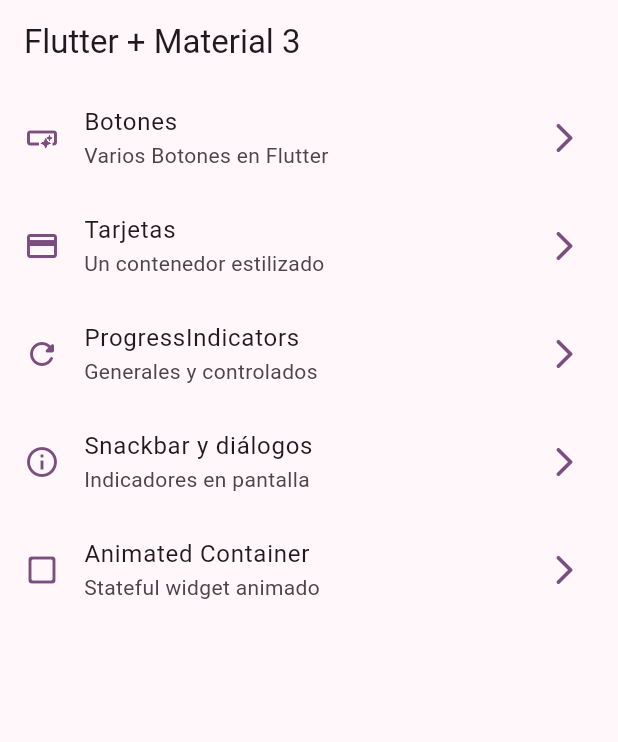
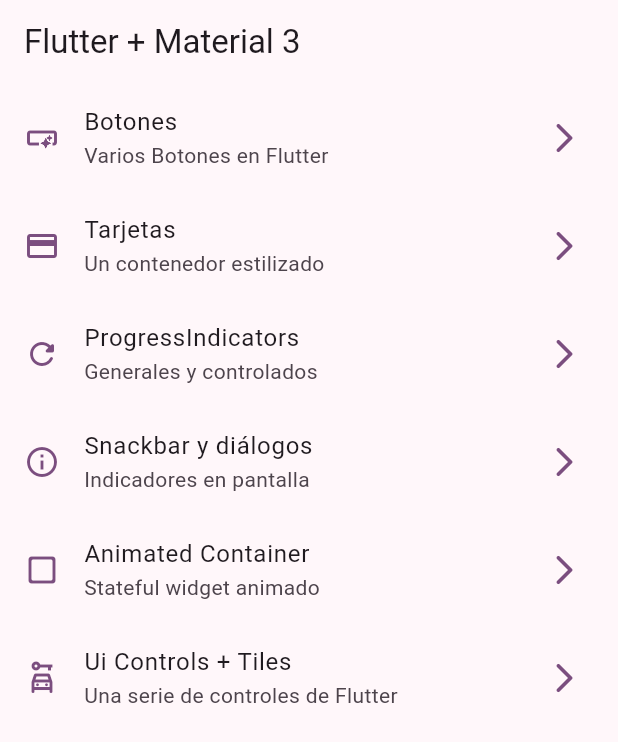
Before and after one commit to RG-HC/widgets_app, a Flutter app: the screen it shows after launch, on a phone screen of 412 x 824 dp. Shown: the top 742 px of the screen. Run offline on Flutter 3.47's test engine with Material 2 defaults, Android fonts, the phone set to English and light mode, and no system bars; our stand-ins replace go_router.

Commit message:
Checkbox, Radios y otros tiles

```diff
--- a/lib/config/menu/menu_items.dart
+++ b/lib/config/menu/menu_items.dart
@@ -45,5 +45,11 @@ const appMenuItems = <MenuItem> [
     subtitle: 'Stateful widget animado',
     link: '/animated',
     icon: Icons.check_box_outline_blank_rounded,
+  ),
+  MenuItem(
+    title: 'Ui Controls + Tiles',
+    subtitle: 'Una serie de controles de Flutter',
+    link: '/ui-controls',
+    icon: Icons.car_rental_outlined,
   )
 ];
--- a/lib/config/router/app_router.dart
+++ b/lib/config/router/app_router.dart
@@ -35,5 +35,10 @@ final appRouter = GoRouter(
       name: AnimatedScreen.name,
       builder: (context, state) => const AnimatedScreen(),
     ),
+     GoRoute(
+      path: '/ui-controls',
+      name: UiControlsScreen.name,
+      builder: (context, state) => const UiControlsScreen(),
+    ),
   ],
 );
```
Also changed, not shown: lib/presentation/screens/ui_controls/ui_controls_screen.dart (+70 -2 lines).
